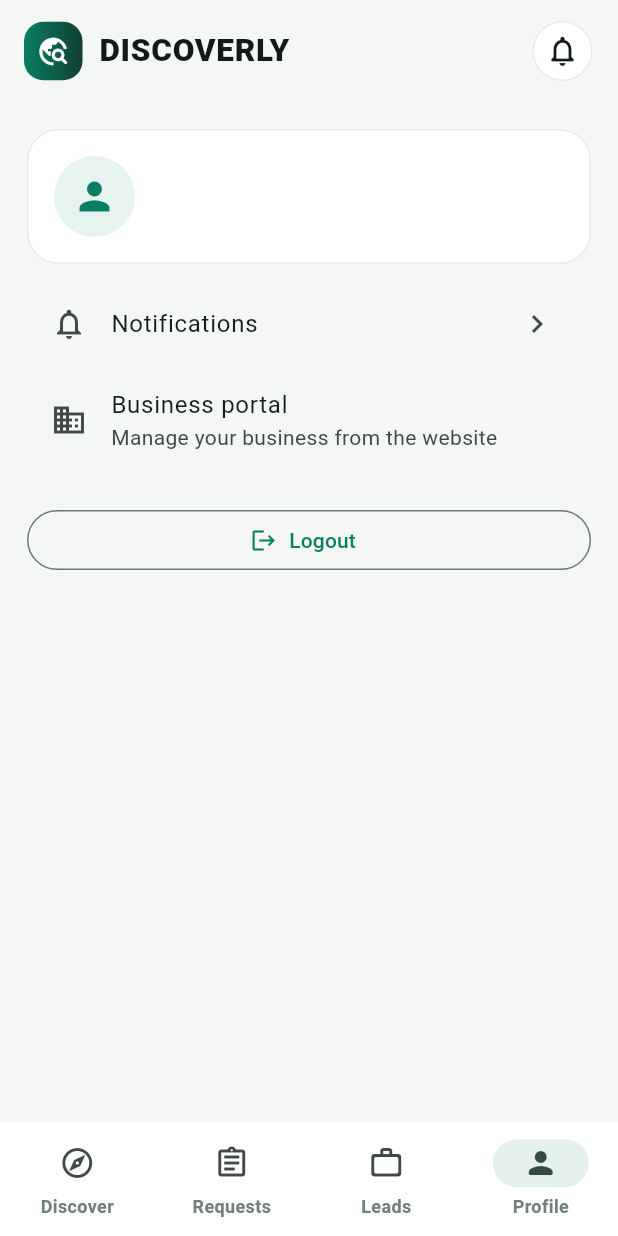
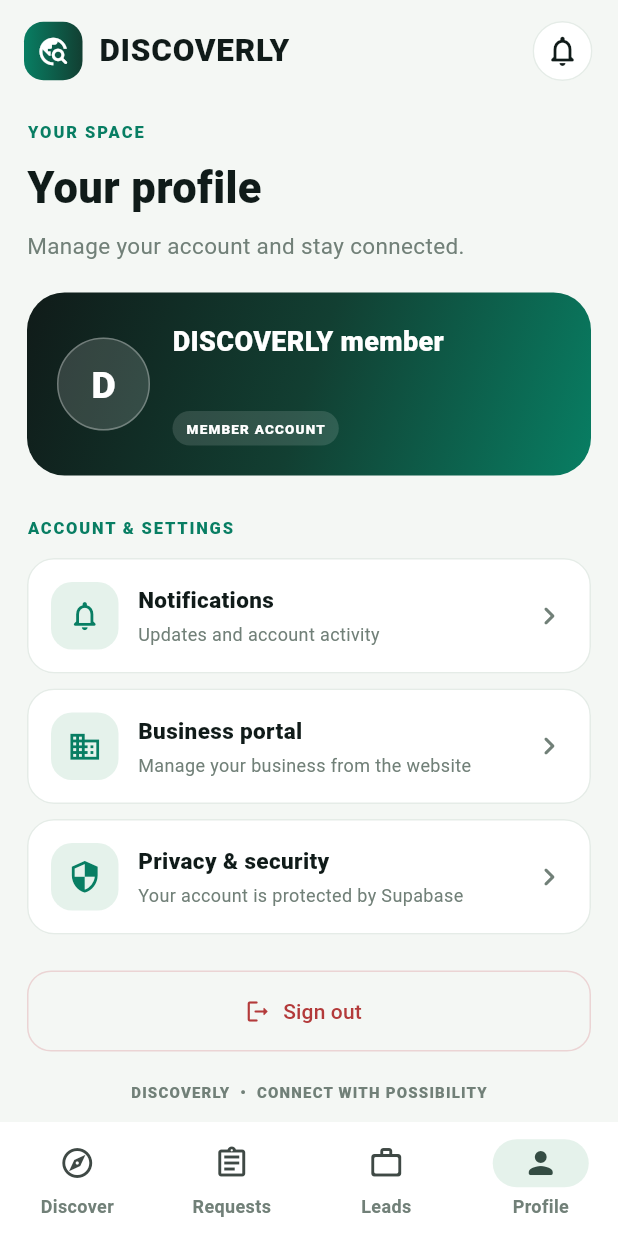
Before and after one commit to ya6331856-cpu/discoverly-india, a Flutter app: the MainShell screen opened directly, item 4 of the bottom bar chosen, on a phone screen of 412 x 824 dp. Run offline on Flutter 3.47's test engine with Material 3 defaults, Android fonts, the phone set to English and light mode, and no system bars; our stand-ins replace supabase_flutter; accounts and stored records are empty; network calls fail.

Commit message:
Redesign DISCOVERLY member profile and settings screen

```diff
--- a/mobile/lib/main.dart
+++ b/mobile/lib/main.dart
@@ -283,12 +283,43 @@ class _OpportunitiesScreenState extends State<OpportunitiesScreen> {
 
 class ProfileScreen extends StatelessWidget {
   const ProfileScreen({super.key});
-  @override Widget build(BuildContext context) { final user = supabase.auth.currentUser; return ListView(padding: const EdgeInsets.all(18), children: [
-    Card(child: Padding(padding: const EdgeInsets.all(18), child: Row(children: [const CircleAvatar(radius: 27, backgroundColor: Color(0xFFE7F3EF), child: Icon(Icons.person, color: green, size: 30)), const SizedBox(width: 14), Expanded(child: Column(crossAxisAlignment: CrossAxisAlignment.start, children: [Text(user?.userMetadata?['display_name'] ?? 'DISCOVERLY user', style: const TextStyle(fontSize: 17, fontWeight: FontWeight.bold)), Text(user?.email ?? '', style: const TextStyle(color: Colors.black54))]))]))),
-    const SizedBox(height: 12), ListTile(leading: const Icon(Icons.notifications_none), title: const Text('Notifications'), trailing: const Icon(Icons.chevron_right), onTap: () => Navigator.push(context, MaterialPageRoute(builder: (_) => const NotificationsScreen()))),
-    ListTile(leading: const Icon(Icons.business_outlined), title: const Text('Business portal'), subtitle: const Text('Manage your business from the website')),
-    const SizedBox(height: 20), OutlinedButton.icon(onPressed: () async { await supabase.auth.signOut(); if (context.mounted) Navigator.pushAndRemoveUntil(context, MaterialPageRoute(builder: (_) => const AuthScreen()), (_) => false); }, icon: const Icon(Icons.logout), label: const Text('Logout'))
-  ]); }
+  @override Widget build(BuildContext context) {
+    final user = supabase.auth.currentUser;
+    final display = user?.userMetadata?['display_name']?.toString();
+    final initial = display != null && display.trim().isNotEmpty ? display.trim()[0].toUpperCase() : (user?.email?.isNotEmpty == true ? user!.email![0].toUpperCase() : 'D');
+    return ListView(padding: const EdgeInsets.fromLTRB(18, 12, 18, 30), children: [
+      const Text('YOUR SPACE', style: TextStyle(fontSize: 11, color: green, fontWeight: FontWeight.w900, letterSpacing: 1.3)),
+      const SizedBox(height: 8), const Text('Your profile', style: TextStyle(fontSize: 29, fontWeight: FontWeight.w900, color: ink)),
+      const SizedBox(height: 7), const Text('Manage your account and stay connected.', style: TextStyle(fontSize: 15, color: Color(0xFF718078))),
+      const SizedBox(height: 20),
+      Container(padding: const EdgeInsets.all(20), decoration: BoxDecoration(gradient: const LinearGradient(begin: Alignment.topLeft, end: Alignment.bottomRight, colors: [ink, Color(0xFF123F32), green]), borderRadius: BorderRadius.circular(25)), child: Row(children: [
+        Container(width: 62, height: 62, alignment: Alignment.center, decoration: BoxDecoration(color: Colors.white.withValues(alpha: .15), shape: BoxShape.circle, border: Border.all(color: Colors.white30)), child: Text(initial, style: const TextStyle(color: Colors.white, fontSize: 25, fontWeight: FontWeight.w900))),
+        const SizedBox(width: 15), Expanded(child: Column(crossAxisAlignment: CrossAxisAlignment.start, children: [
+          Text(display?.isNotEmpty == true ? display! : 'DISCOVERLY member', style: const TextStyle(color: Colors.white, fontSize: 18, fontWeight: FontWeight.w900)),
+          const SizedBox(height: 5), Text(user?.email ?? '', style: const TextStyle(color: Color(0xFFD5E7DF), fontSize: 13)),
+          const SizedBox(height: 9), Container(padding: const EdgeInsets.symmetric(horizontal: 9, vertical: 5), decoration: BoxDecoration(color: Colors.white.withValues(alpha: .13), borderRadius: BorderRadius.circular(20)), child: const Text('MEMBER ACCOUNT', style: TextStyle(color: Colors.white, fontSize: 9, fontWeight: FontWeight.w900, letterSpacing: .8))),
+        ])),
+      ])),
+      const SizedBox(height: 27), const Text('ACCOUNT & SETTINGS', style: TextStyle(fontSize: 11, color: green, fontWeight: FontWeight.w900, letterSpacing: 1.2)),
+      const SizedBox(height: 12),
+      _ProfileTile(icon: Icons.notifications_none_rounded, title: 'Notifications', subtitle: 'Updates and account activity', onTap: () => Navigator.push(context, MaterialPageRoute(builder: (_) => const NotificationsScreen()))),
+      const SizedBox(height: 10), const _ProfileTile(icon: Icons.business_outlined, title: 'Business portal', subtitle: 'Manage your business from the website'),
+      const SizedBox(height: 10), const _ProfileTile(icon: Icons.security_outlined, title: 'Privacy & security', subtitle: 'Your account is protected by Supabase'),
+      const SizedBox(height: 24),
+      OutlinedButton.icon(onPressed: () async { await supabase.auth.signOut(); if (context.mounted) Navigator.pushAndRemoveUntil(context, MaterialPageRoute(builder: (_) => const AuthScreen()), (_) => false); }, icon: const Icon(Icons.logout_rounded), label: const Text('Sign out'), style: OutlinedButton.styleFrom(foregroundColor: const Color(0xFFB33A3A), minimumSize: const Size(0, 54), side: const BorderSide(color: Color(0xFFEBD4D4)), shape: RoundedRectangleBorder(borderRadius: BorderRadius.circular(16)))),
+      const SizedBox(height: 20), const Center(child: Text('DISCOVERLY  •  CONNECT WITH POSSIBILITY', style: TextStyle(color: Color(0xFF718078), fontSize: 10, fontWeight: FontWeight.w800, letterSpacing: .8))),
+    ]);
+  }
+}
+
+class _ProfileTile extends StatelessWidget {
+  final IconData icon; final String title, subtitle; final VoidCallback? onTap;
+  const _ProfileTile({required this.icon, required this.title, required this.subtitle, this.onTap});
+  @override Widget build(BuildContext context) => Material(color: Colors.white, borderRadius: BorderRadius.circular(18), child: InkWell(onTap: onTap, borderRadius: BorderRadius.circular(18), child: Container(padding: const EdgeInsets.all(15), decoration: BoxDecoration(borderRadius: BorderRadius.circular(18), border: Border.all(color: const Color(0xFFE5ECE7))), child: Row(children: [
+    Container(width: 45, height: 45, decoration: BoxDecoration(color: const Color(0xFFE5F2EB), borderRadius: BorderRadius.circular(14)), child: Icon(icon, color: green, size: 23)),
+    const SizedBox(width: 13), Expanded(child: Column(crossAxisAlignment: CrossAxisAlignment.start, children: [Text(title, style: const TextStyle(fontSize: 15, fontWeight: FontWeight.w800, color: ink)), const SizedBox(height: 3), Text(subtitle, style: const TextStyle(fontSize: 12, color: Color(0xFF718078)))])),
+    const Icon(Icons.chevron_right_rounded, color: Color(0xFF718078)),
+  ]))));
 }
 
 class NotificationsScreen extends StatefulWidget { const NotificationsScreen({super.key}); @override State<NotificationsScreen> createState() => _NotificationsScreenState(); }
```
